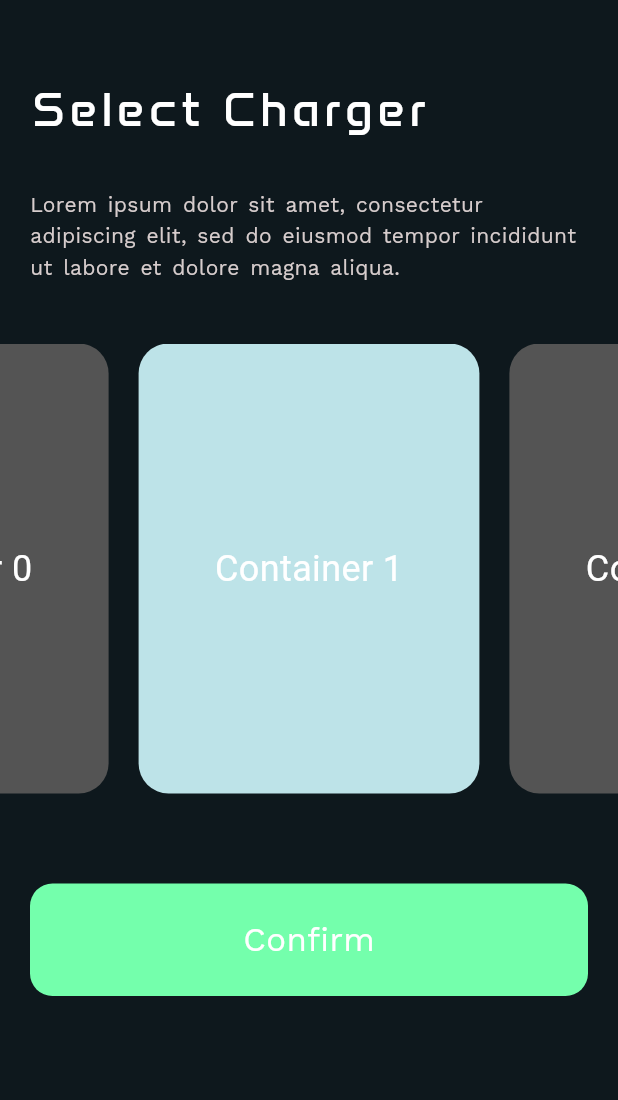
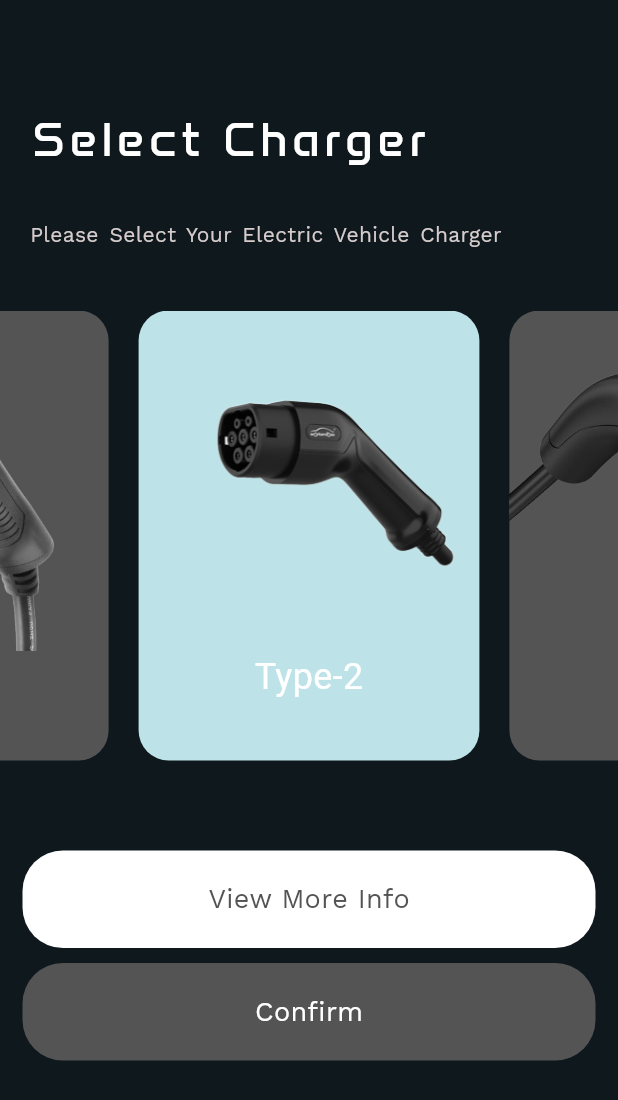
Before and after one commit to priyanshudutta04/PowerEv, a Flutter app: the ChooseCharger screen opened by its route, on a phone screen of 412 x 824 dp. Shown: the top 1100 px of the screen. Run offline on Flutter 3.47's test engine with Material 3 defaults, Android fonts, the light colour scheme and no system bars; our stand-ins replace velocity_x.

Commit message:
ui changes

```diff
--- a/lib/pages/choose_charger.dart
+++ b/lib/pages/choose_charger.dart
@@ -14,6 +14,20 @@ class _ChooseChargerState extends State<ChooseCharger> {
 
   int _currentIndex = 1; // Index of the container in the center
 
+  List<String> images=[
+    "assets/images/Type1-bg.png",
+    "assets/images/Type-2-bg.png",
+    "assets/images/NACS-bg.png",
+    "assets/images/CCS-2-bg.png"
+  ];
+
+  List<String> names=[
+    "Type-1",
+    "Type-2",
+    "NACS",
+    "CCS-2",
+  ];
+
   @override
   Widget build(BuildContext context) {
 
@@ -28,7 +42,7 @@ class _ChooseChargerState extends State<ChooseCharger> {
           children: [
 
              Padding(
-                padding: const EdgeInsets.only(left: 20,top: 50,bottom: 20),
+                padding: const EdgeInsets.only(left: 20,top: 70,bottom: 20),
                 child: Container(
                   decoration: BoxDecoration(
                     color: Colors.transparent
@@ -47,7 +61,7 @@ class _ChooseChargerState extends State<ChooseCharger> {
                     color: Colors.transparent
                   ),
                   child: Text(
-                    "Lorem ipsum dolor sit amet, consectetur adipiscing elit, sed do eiusmod tempor incididunt ut labore et dolore magna aliqua.",
+                    "Please Select Your Electric Vehicle Charger",
                     style: TextStyle(
                       fontSize: 14,
                       color: Color.fromARGB(255, 214, 204, 204),
@@ -64,7 +78,7 @@ class _ChooseChargerState extends State<ChooseCharger> {
               height: 300,
               child: Center(
                 child: PageView.builder(
-                  itemCount: 3,
+                  itemCount: 4,
                   controller: PageController(
                     initialPage: _currentIndex,
                     viewportFraction: 0.6,
@@ -81,14 +95,21 @@ class _ChooseChargerState extends State<ChooseCharger> {
                         color: _currentIndex == index ? Color.fromRGBO(189, 227, 232, 1):context.theme.splashColor,
                         borderRadius: BorderRadius.circular(20.0),
                       ),
-                      child: Center(
-                        child: Text(
-                          'Container $index',
+                      child: Column(
+                        children: [
+                          Image.asset(
+                            images[index],
+
+                          ),
+                          Text(
+                          names[index],
                           style: TextStyle(
                             color: Colors.white,
                             fontSize: 24.0,
                           ),
                         ),
+                        ],
+
                       ),
                     );
                   },
@@ -101,17 +122,38 @@ class _ChooseChargerState extends State<ChooseCharger> {
                       Navigator.pushNamed(context, '/getStarted')
                   },
                 child: Padding(
-                  padding: const EdgeInsets.only(left: 20, right: 20, top: 60,bottom: 10),
+                  padding: const EdgeInsets.only(left: 15, right: 15, top: 60,bottom: 10),
                   child: Align(
                     alignment: Alignment.bottomCenter,
                     child: Container(
-                      height: 75,
+                      height: 65,
                       width: double.infinity,
                       decoration: BoxDecoration(
-                        borderRadius: BorderRadius.circular(15),
-                        color: context.cardColor
+                        borderRadius: BorderRadius.circular(27),
+                        color: context.theme.focusColor
                       ),
-                      child: Center(child: Text("Confirm",style: TextStyle(fontFamily: 'FontMain',fontSize: 22,color: context.theme.focusColor),)),
+                      child: Center(child: Text("View More Info",style: TextStyle(fontFamily: 'FontMain',fontSize: 18,color: context.theme.splashColor),)),
+                    ),
+                  ),
+                ),
+              ),
+
+            GestureDetector(
+                onTap: () => {
+                      Navigator.pushNamed(context, '/getStarted')
+                  },
+                child: Padding(
+                  padding: const EdgeInsets.only(left: 15, right: 15, top: 0,bottom: 10),
+                  child: Align(
+                    alignment: Alignment.bottomCenter,
+                    child: Container(
+                      height: 65,
+                      width: double.infinity,
+                      decoration: BoxDecoration(
+                        borderRadius: BorderRadius.circular(27),
+                        color: context.theme.splashColor
+                      ),
+                      child: Center(child: Text("Confirm",style: TextStyle(fontFamily: 'FontMain',fontSize: 18,color: context.theme.focusColor),)),
                     ),
                   ),
                 ),
--- a/lib/utils/routes.dart
+++ b/lib/utils/routes.dart
@@ -1,4 +1,5 @@
 class Myroutes{
   static String getStartedRoute = "/getStarted";
   static String chargerRoute = "/charger";
+  static String findStationRoute = "/findStation";
 }
```
Also changed, not shown: assets/images/CCS-2-bg.png (added), assets/images/CCS-2-removebg-preview.png (added), assets/images/NACS-bg.png (added), assets/images/Type-2-bg.png (added), assets/images/Type-2-removebg-preview.png (added), assets/images/Type1-bg.png (added).
